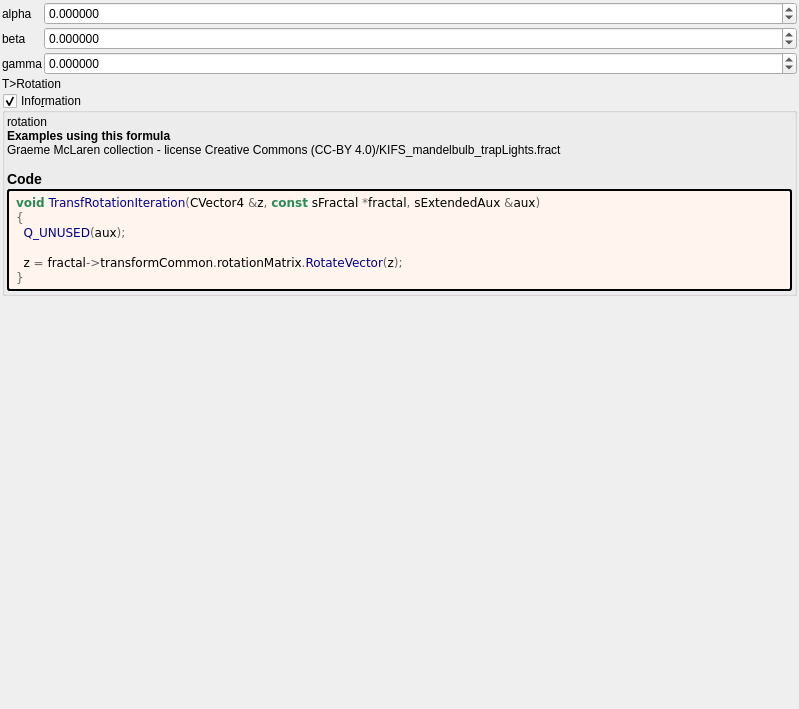
First picture: the form in mandelbulber2/formula/ui/transf_rotation.ui, repository buddhi1980/mandelbulber2, before the edit.
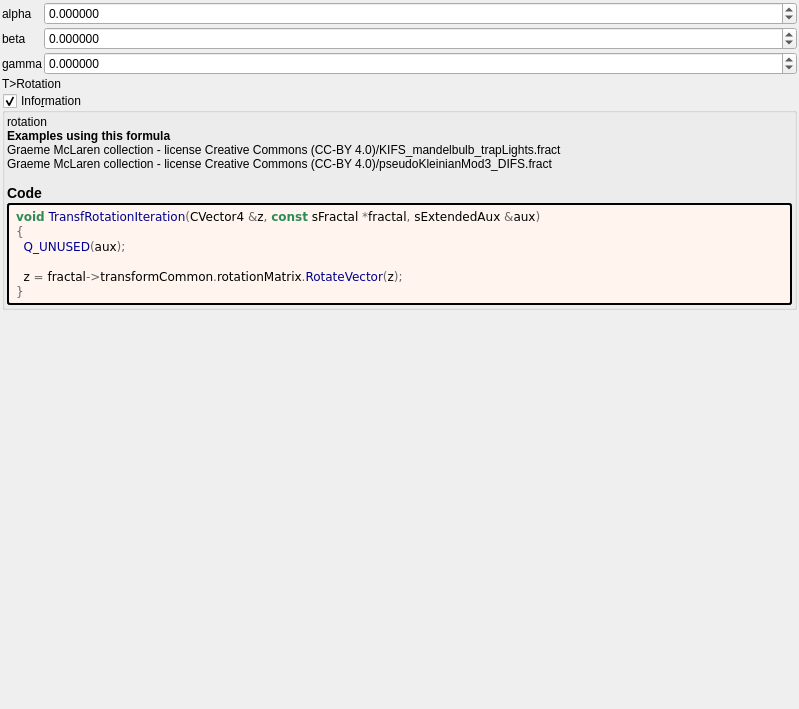
Second picture: the form after the edit. Custom widgets are drawn as their Qt base class.

The edit to the form file:
```diff
--- a/mandelbulber2/formula/ui/transf_rotation.ui
+++ b/mandelbulber2/formula/ui/transf_rotation.ui
@@ -180,7 +180,7 @@
         <property name="text">
          <string notr="true">&lt;p&gt;rotation&lt;/p&gt;&lt;table&gt;
 &lt;/table&gt;
-&lt;br&gt;&lt;b&gt;Examples using this formula&lt;/b&gt;&lt;br&gt;Graeme McLaren  collection - license Creative Commons  (CC-BY 4.0)/KIFS_mandelbulb_trapLights.fract&lt;h3&gt;Code&lt;/h3&gt;</string>
+&lt;br&gt;&lt;b&gt;Examples using this formula&lt;/b&gt;&lt;br&gt;Graeme McLaren  collection - license Creative Commons  (CC-BY 4.0)/KIFS_mandelbulb_trapLights.fract&lt;br&gt;Graeme McLaren  collection - license Creative Commons  (CC-BY 4.0)/pseudoKleinianMod3_DIFS.fract&lt;h3&gt;Code&lt;/h3&gt;</string>
         </property>
         <property name="wordWrap">
          <bool>true</bool>
```
